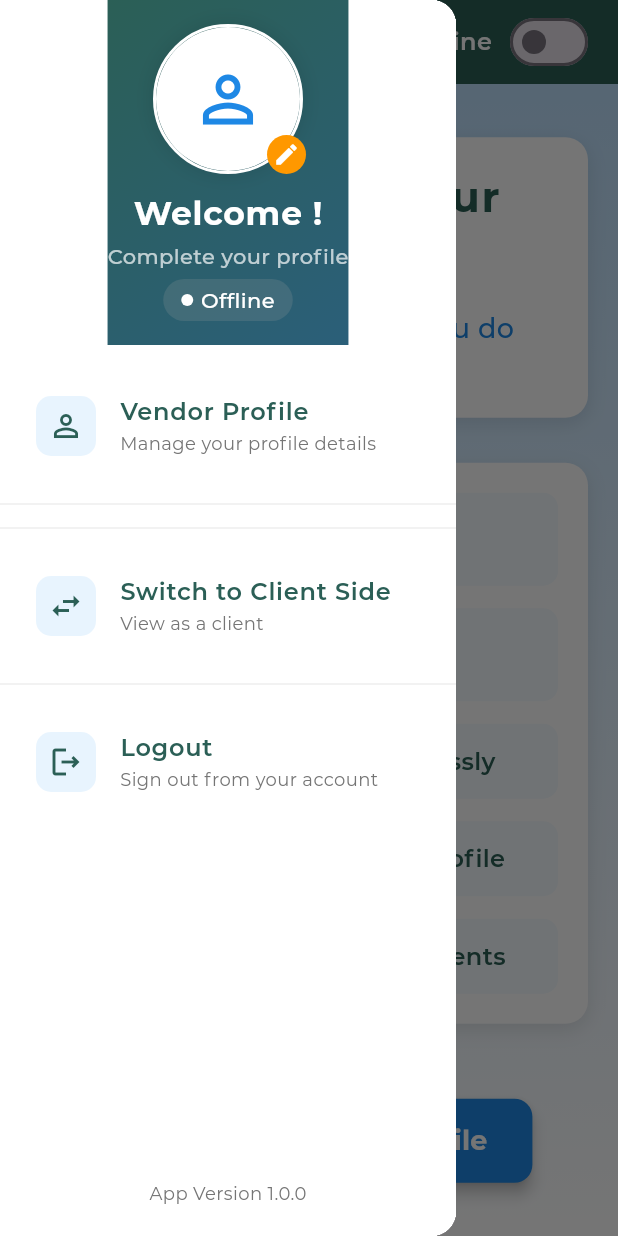
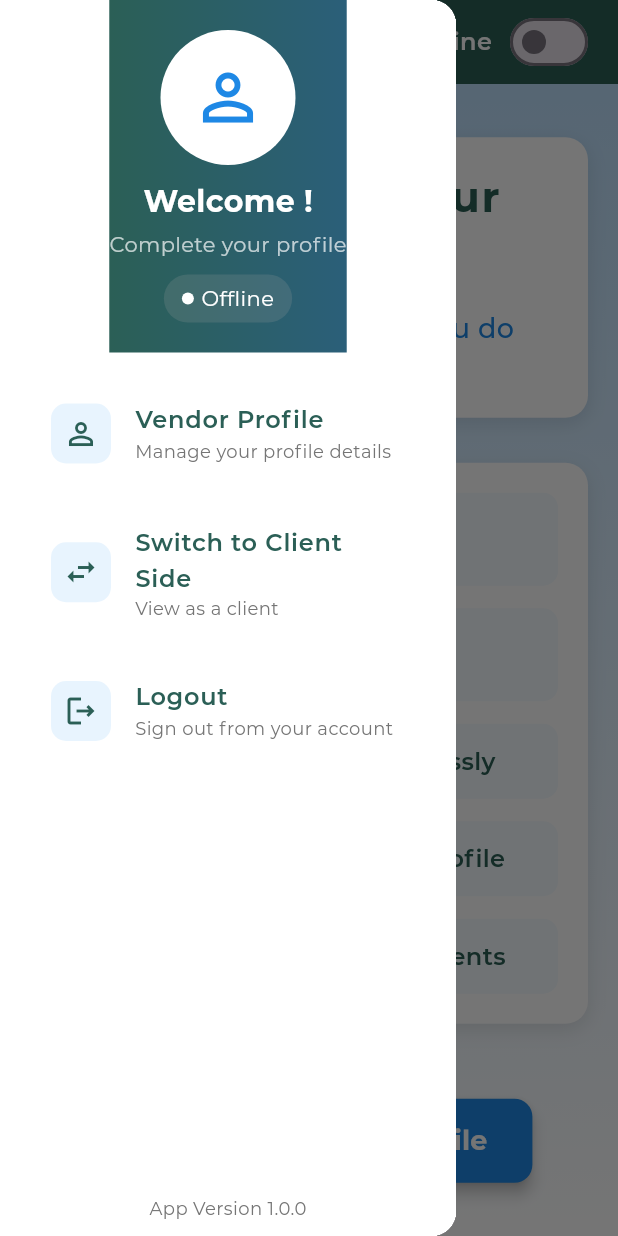
Before and after one commit to chhamza11/handyman_home_services_app, a Flutter app: the VendorDashboardScreen screen opened by its route, with the side drawer open, on a phone screen of 412 x 824 dp. Run offline on Flutter 3.47's test engine with Material 3 defaults, Android fonts, the phone set to English and light mode, and no system bars; our stand-ins replace animate_do, cloud_firestore, dots_indicator, firebase_auth, firebase_core, flutter_animate and 5 more; accounts and stored records are empty; project files that could hold a hidden picture were left out.

```diff
--- a/lib/features/vendor/screens/vendor_dashboard.dart
+++ b/lib/features/vendor/screens/vendor_dashboard.dart
@@ -187,78 +187,35 @@ class _VendorDashboardScreenState extends State<VendorDashboardScreen> {
     return Drawer(
       elevation: 0,
       child: Container(
-        decoration: BoxDecoration(
         color: Colors.white,
-        ),
         child: Column(
           children: [
             Container(
-              height: 230,
+              padding: EdgeInsets.symmetric(vertical: 20),
               decoration: BoxDecoration(
                 gradient: LinearGradient(
-                  begin: Alignment.topLeft,
-                  end: Alignment.bottomRight,
-                  colors: [Color(0xFF2B5F56)!, Color(0xFF2B5F79)!],
+                  colors: [Color(0xFF2B5F56), Color(0xFF2B5F79)],
                 ),
               ),
               child: SafeArea(
                 child: Column(
-                  mainAxisAlignment: MainAxisAlignment.center,
                   children: [
-                    Stack(
-                      children: [
-                        Container(
-                          margin: EdgeInsets.only(bottom: 10),
-                          height: 100,
-                          decoration: BoxDecoration(
-                            shape: BoxShape.circle,
-                            border: Border.all(color: Colors.white, width: 2),
-                            boxShadow: [
-                              BoxShadow(
-                                color: Colors.black.withOpacity(0.1),
-                                spreadRadius: 1,
-                                blurRadius: 10,
-                              ),
-                            ],
-                          ),
-                          child: CircleAvatar(
-                            radius: 50,
+                    CircleAvatar(
+                      radius: 45,
                       backgroundColor: Colors.white,
                       child: Icon(
-                              isProfileComplete
-                                  ? Icons.person
-                                  : Icons.person_outline,
+                        isProfileComplete ? Icons.person : Icons.person_outline,
                         size: 50,
                         color: Colors.blue[600],
                       ),
                     ),
-                        ),
-                        if (!isProfileComplete)
-                          Positioned(
-                            right: 0,
-                            bottom: 10,
-                            child: Container(
-                              padding: EdgeInsets.all(4),
-                              decoration: BoxDecoration(
-                                color: Colors.orange,
-                                shape: BoxShape.circle,
-                              ),
-                              child: Icon(
-                                Icons.edit,
-                                size: 18,
-                                color: Colors.white,
-                              ),
-                            ),
-                          ),
-                      ],
-                    ),
+                    SizedBox(height: 10),
                     Text(
-                      'Welcome ${vendorName}!',
+                      'Welcome $vendorName!',
                       style: TextStyle(
                         color: Colors.white,
-                        fontSize: 22,
+                        fontSize: 20,
                         fontWeight: FontWeight.bold,
-                        letterSpacing: 0.5,
                       ),
                     ),
                     if (!isProfileComplete)
@@ -269,18 +226,14 @@ class _VendorDashboardScreenState extends State<VendorDashboardScreen> {
                           style: TextStyle(
                             color: Colors.white70,
                             fontSize: 14,
-                            fontWeight: FontWeight.w500,
                           ),
                         ),
                       ),
-                    SizedBox(height: 5),
+                    SizedBox(height: 10),
                     Container(
-                      padding:
-                      EdgeInsets.symmetric(horizontal: 12, vertical: 4),
+                      padding: EdgeInsets.symmetric(horizontal: 12, vertical: 6),
                       decoration: BoxDecoration(
-                        color: isOnline
-                            ? Colors.green.withOpacity(0.2)
-                            : Colors.grey.withOpacity(0.2),
+                        color: isOnline ? Colors.green.withOpacity(0.2) : Colors.grey.withOpacity(0.2),
                         borderRadius: BorderRadius.circular(20),
                       ),
                       child: Row(
@@ -292,16 +245,12 @@ class _VendorDashboardScreenState extends State<VendorDashboardScreen> {
                             margin: EdgeInsets.only(right: 5),
                             decoration: BoxDecoration(
                               shape: BoxShape.circle,
-                              color: isOnline ? Color(0xFF2B5F56): Colors.white,
+                              color: isOnline ? Color(0xFF2B5F56) : Colors.white,
                             ),
                           ),
                           Text(
                             isOnline ? 'Active Now' : 'Offline',
-                            style: TextStyle(
-                              color: Colors.white,
-                              fontSize: 14,
-                              fontWeight: FontWeight.w500,
-                            ),
+                            style: TextStyle(color: Colors.white, fontSize: 14),
                           ),
                         ],
                       ),
@@ -311,9 +260,8 @@ class _VendorDashboardScreenState extends State<VendorDashboardScreen> {
               ),
             ),
             Expanded(
-              child: Container(
-                padding: EdgeInsets.symmetric(vertical: 10),
-                child: Column(
+              child: ListView(
+                padding: EdgeInsets.all(10),
                 children: [
                   _buildDrawerItem(
                     icon: Icons.person_outline,
@@ -321,18 +269,15 @@ class _VendorDashboardScreenState extends State<VendorDashboardScreen> {
                     subtitle: 'Manage your profile details',
                     onTap: () => Navigator.pushNamed(context, '/Vendor_profile'),
                   ),
-                    Divider(color: Colors.grey[200], thickness: 1),
-                    if (isProfileComplete)
-                      _buildDrawerItem(
+                  if (isProfileComplete) _buildDrawerItem(
                     icon: Icons.assignment,
                     title: 'Service Requests',
                     subtitle: 'View and manage orders',
                     onTap: () {
-                          Navigator.pop(context); // Close drawer
-                          setState(() {}); // Refresh the screen
+                      Navigator.pop(context);
+                      setState(() {});
                     },
                   ),
-                    Divider(color: Colors.grey[200], thickness: 1),
                   _buildDrawerItem(
                     icon: Icons.swap_horiz_outlined,
                     title: 'Switch to Client Side',
@@ -342,7 +287,6 @@ class _VendorDashboardScreenState extends State<VendorDashboardScreen> {
                       Navigator.pushReplacementNamed(context, '/client_dashboard');
                     },
                   ),
-                    Divider(color: Colors.grey[200], thickness: 1),
                   _buildDrawerItem(
                     icon: Icons.logout_outlined,
                     title: 'Logout',
@@ -357,15 +301,11 @@ class _VendorDashboardScreenState extends State<VendorDashboardScreen> {
                 ],
               ),
             ),
-            ),
-            Container(
-              padding: EdgeInsets.all(20),
+            Padding(
+              padding: EdgeInsets.all(10),
               child: Text(
                 'App Version 1.0.0',
-                style: TextStyle(
-                  color: Colors.grey[600],
-                  fontSize: 12,
-                ),
+                style: TextStyle(color: Colors.grey[600], fontSize: 12),
               ),
             ),
           ],
@@ -373,6 +313,7 @@ class _VendorDashboardScreenState extends State<VendorDashboardScreen> {
       ),
     );
   }
+
 
   Widget _buildWelcomeScreen() {
     return Container(
@@ -604,6 +545,36 @@ class _VendorDashboardScreenState extends State<VendorDashboardScreen> {
 
         final vendorId = vendorSnapshot.data!.docs.first.id;
 
+        // Add stream for vendor stats
+        return StreamBuilder<DocumentSnapshot>(
+          stream: FirebaseFirestore.instance
+              .collection('vendorStats')
+              .doc(vendorId)
+              .snapshots(),
+          builder: (context, statsSnapshot) {
+            // Get stats data
+            final stats = statsSnapshot.data?.data() as Map<String, dynamic>? ?? {};
+
+            return StreamBuilder<QuerySnapshot>(
+              stream: FirebaseFirestore.instance
+                  .collection('serviceRequests')
+                  .where('vendorId', isEqualTo: vendorId)
+                  .snapshots(),
+              builder: (context, requestsSnapshot) {
+                if (!requestsSnapshot.hasData) {
+                  return Center(child: CircularProgressIndicator());
+                }
+
+                final requests = requestsSnapshot.data!.docs;
+
+                // Calculate statistics
+                int totalOrders = stats['totalOrders'] ?? 0;
+                int completedOrders = stats['completedOrders'] ?? 0;
+                int pendingOrders = requests
+                    .where((doc) => doc['status'] == 'assigned')
+                    .length;
+                double totalEarnings = stats['totalEarnings'] ?? 0.0;
+
                 return SingleChildScrollView(
                   child: Padding(
                     padding: EdgeInsets.all(16),
@@ -619,33 +590,11 @@ class _VendorDashboardScreenState extends State<VendorDashboardScreen> {
                           ),
                         ),
                         SizedBox(height: 20),
-                StreamBuilder<QuerySnapshot>(
-                  stream: FirebaseFirestore.instance
-                      .collection('serviceRequests')
-                      .where('vendorId', isEqualTo: vendorId)
-                      .snapshots(),
-                  builder: (context, snapshot) {
-                    if (!snapshot.hasData) {
-                      return Center(child: CircularProgressIndicator());
-                    }
 
-                    final requests = snapshot.data!.docs;
-                    int totalOrders = requests.length;
-                    int completedOrders = requests
-                        .where((doc) => doc['status'] == 'completed')
-                        .length;
-                    int pendingOrders = requests
-                        .where((doc) => doc['status'] == 'assigned')
-                        .length;
-                    double totalEarnings = requests
-                        .where((doc) => doc['status'] == 'completed')
-                        .fold(0.0, (sum, doc) => sum + (doc['priceRange'] ?? 0.0));
-
-                    return Column(
-                      children: [
+                        // First Row
                         Row(
                           children: [
-                            Expanded(
+                            Flexible(
                               child: _buildStatCard(
                                 'Total Orders',
                                 totalOrders.toString(),
@@ -654,7 +603,7 @@ class _VendorDashboardScreenState extends State<VendorDashboardScreen> {
                               ),
                             ),
                             SizedBox(width: 16),
-                            Expanded(
+                            Flexible(
                               child: _buildStatCard(
                                 'Completed',
                                 completedOrders.toString(),
@@ -665,36 +614,39 @@ class _VendorDashboardScreenState extends State<VendorDashboardScreen> {
                           ],
                         ),
                         SizedBox(height: 16),
-                        Row(
+
+                        // Second Row inside a horizontal scrollable area
+                        SingleChildScrollView(
+                          scrollDirection: Axis.horizontal, // Allow horizontal scrolling
+                          child: Row(
                             children: [
-                            Expanded(
-                              child: _buildStatCard(
+                              _buildStatCard(
                                 'Pending',
                                 pendingOrders.toString(),
                                 Icons.pending_actions,
                                 Colors.orange,
                               ),
-                            ),
                               SizedBox(width: 16),
-                            Expanded(
-                              child: _buildStatCard(
+                              _buildStatCard(
                                 'Earnings',
                                 'Rs.${totalEarnings.toStringAsFixed(2)}',
                                 Icons.monetization_on,
                                 Color(0xFFEDB232),
                               ),
-                            ),
                             ],
                           ),
+                        ),
+
                         SizedBox(height: 24),
                         _buildRecentOrdersList(requests),
                       ],
+                    ),
+                  ),
+                );
+
+              },
             );
           },
-                ),
-              ],
-            ),
-          ),
         );
       },
     );
```
Also changed, not shown: lib/features/client/screens/client_dashboard.dart (+55 -33 lines), lib/features/vendor/screens/vendor_requests_screen.dart (+138 -200 lines), lib/features/vendor/services/vendor_request_handler.dart (+26 -7 lines). Lines whose indentation alone changed are shown as unchanged.
